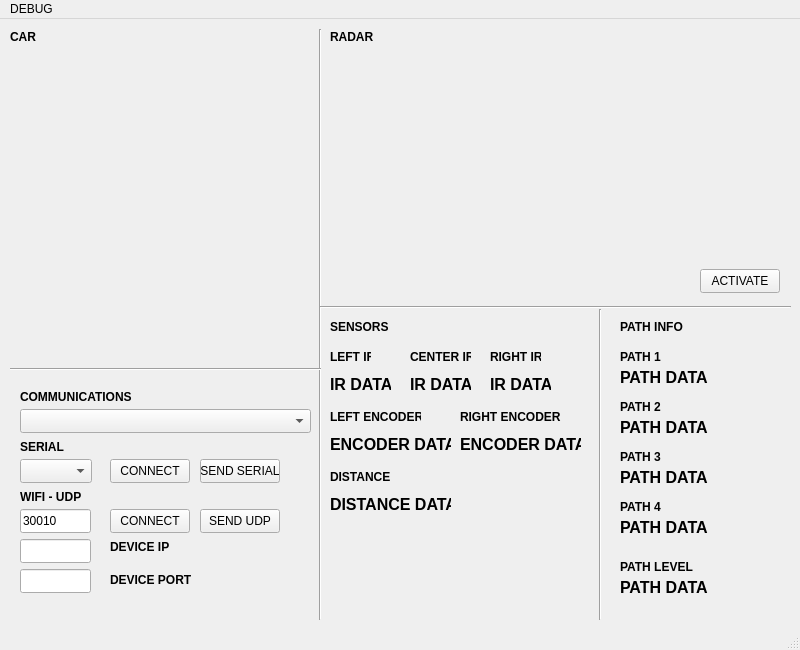
Qt form qt - software/mainwindow.ui (BuffaGonzalo/Robot-Autonomo) before a commit.
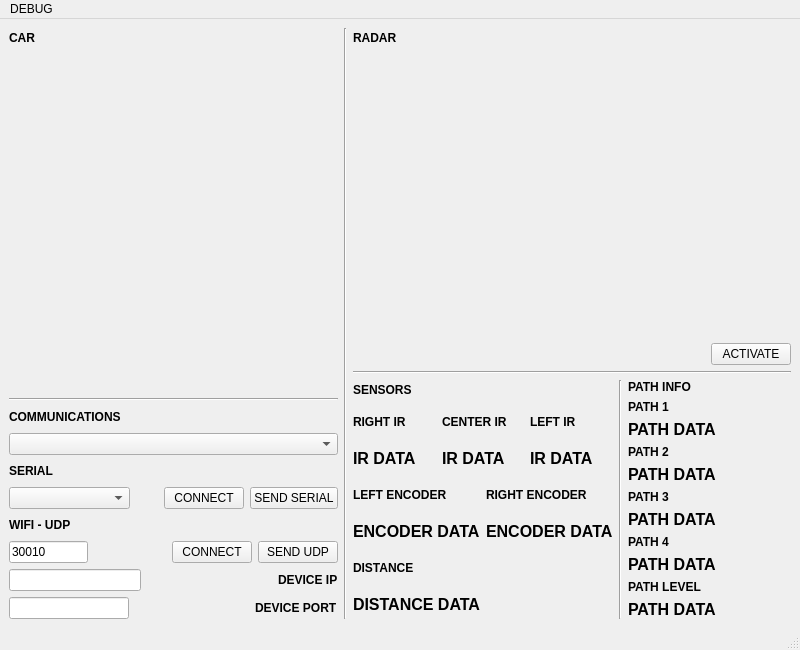
The same form after that commit. Icons and pictures are not drawn.

The edit to the form file:
```diff
--- a/qt - software/mainwindow.ui
+++ b/qt - software/mainwindow.ui
@@ -27,250 +27,90 @@
    <property name="autoFillBackground">
     <bool>false</bool>
    </property>
-   <widget class="QPushButton" name="pushButton_connectSerial">
-    <property name="geometry">
-     <rect>
-      <x>110</x>
-      <y>440</y>
-      <width>80</width>
-      <height>24</height>
-     </rect>
-    </property>
-    <property name="text">
-     <string>CONNECT</string>
-    </property>
-   </widget>
-   <widget class="QLabel" name="label_sensors">
-    <property name="geometry">
-     <rect>
-      <x>330</x>
-      <y>300</y>
-      <width>61</width>
-      <height>16</height>
-     </rect>
-    </property>
+   <layout class="QGridLayout" name="gridLayout">
+    <item row="0" column="0">
+     <layout class="QVBoxLayout" name="verticalLayout_13" stretch="1,0,0">
+      <item>
+       <layout class="QVBoxLayout" name="verticalLayout_9" stretch="0,1">
+        <item>
+         <layout class="QHBoxLayout" name="horizontalLayout_12">
+          <item>
+           <widget class="QLabel" name="label_car">
     <property name="font">
      <font>
       <bold>true</bold>
      </font>
     </property>
     <property name="text">
-     <string>SENSORS</string>
-    </property>
-   </widget>
-   <widget class="QLabel" name="label_radar">
-    <property name="geometry">
-     <rect>
-      <x>330</x>
-      <y>10</y>
-      <width>61</width>
-      <height>16</height>
-     </rect>
-    </property>
-    <property name="font">
-     <font>
-      <bold>true</bold>
-      <strikeout>false</strikeout>
-     </font>
-    </property>
-    <property name="text">
-     <string>RADAR</string>
-    </property>
-   </widget>
-   <widget class="QLabel" name="label_left_ir">
-    <property name="geometry">
-     <rect>
-      <x>330</x>
-      <y>330</y>
-      <width>41</width>
-      <height>16</height>
-     </rect>
-    </property>
+             <string>CAR</string>
+            </property>
+           </widget>
+          </item>
+          <item>
+           <spacer name="horizontalSpacer_11">
+            <property name="orientation">
+             <enum>Qt::Horizontal</enum>
+            </property>
+            <property name="sizeHint" stdset="0">
+             <size>
+              <width>248</width>
+              <height>20</height>
+             </size>
+            </property>
+           </spacer>
+          </item>
+         </layout>
+        </item>
+        <item>
+         <widget class="QWidget" name="carWidget" native="true"/>
+        </item>
+       </layout>
+      </item>
+      <item>
+       <widget class="Line" name="line_3">
+        <property name="orientation">
+         <enum>Qt::Horizontal</enum>
+        </property>
+       </widget>
+      </item>
+      <item>
+       <layout class="QVBoxLayout" name="verticalLayout_8">
+        <item>
+         <layout class="QHBoxLayout" name="horizontalLayout_9">
+          <item>
+           <widget class="QLabel" name="label_communications">
     <property name="font">
      <font>
       <bold>true</bold>
      </font>
     </property>
     <property name="text">
-     <string>LEFT IR</string>
-    </property>
-   </widget>
-   <widget class="QLabel" name="label_center_ir">
-    <property name="geometry">
-     <rect>
-      <x>410</x>
-      <y>330</y>
-      <width>61</width>
-      <height>16</height>
-     </rect>
-    </property>
-    <property name="font">
-     <font>
-      <bold>true</bold>
-     </font>
-    </property>
-    <property name="text">
-     <string>CENTER IR</string>
-    </property>
-   </widget>
-   <widget class="QLabel" name="label_right_ir">
-    <property name="geometry">
-     <rect>
-      <x>490</x>
-      <y>330</y>
-      <width>51</width>
-      <height>16</height>
-     </rect>
-    </property>
-    <property name="font">
-     <font>
-      <bold>true</bold>
-     </font>
-    </property>
-    <property name="text">
-     <string>RIGHT IR</string>
-    </property>
-   </widget>
-   <widget class="QLabel" name="label_left_ir_data">
-    <property name="geometry">
-     <rect>
-      <x>330</x>
-      <y>350</y>
-      <width>61</width>
-      <height>31</height>
-     </rect>
-    </property>
-    <property name="font">
-     <font>
-      <pointsize>12</pointsize>
-      <bold>true</bold>
-     </font>
-    </property>
-    <property name="text">
-     <string>IR DATA</string>
-    </property>
-   </widget>
-   <widget class="QLabel" name="label_center_ir_data">
-    <property name="geometry">
-     <rect>
-      <x>410</x>
-      <y>350</y>
-      <width>61</width>
-      <height>31</height>
-     </rect>
-    </property>
-    <property name="font">
-     <font>
-      <pointsize>12</pointsize>
-      <bold>true</bold>
-     </font>
-    </property>
-    <property name="text">
-     <string>IR DATA</string>
-    </property>
-   </widget>
-   <widget class="QLabel" name="label_right_ir_data">
-    <property name="geometry">
-     <rect>
-      <x>490</x>
-      <y>350</y>
-      <width>61</width>
-      <height>31</height>
-     </rect>
-    </property>
-    <property name="font">
-     <font>
-      <pointsize>12</pointsize>
-      <bold>true</bold>
-     </font>
-    </property>
-    <property name="text">
-     <string>IR DATA</string>
-    </property>
-   </widget>
-   <widget class="QLabel" name="label_left_encoder">
-    <property name="geometry">
-     <rect>
-      <x>330</x>
-      <y>390</y>
-      <width>91</width>
-      <height>16</height>
-     </rect>
-    </property>
-    <property name="font">
-     <font>
-      <bold>true</bold>
-     </font>
-    </property>
-    <property name="text">
-     <string>LEFT ENCODER</string>
-    </property>
-   </widget>
-   <widget class="QLabel" name="label_right_encoder">
-    <property name="geometry">
-     <rect>
-      <x>460</x>
-      <y>390</y>
-      <width>101</width>
-      <height>16</height>
-     </rect>
-    </property>
-    <property name="font">
-     <font>
-      <bold>true</bold>
-     </font>
-    </property>
-    <property name="text">
-     <string>RIGHT ENCODER</string>
-    </property>
-   </widget>
-   <widget class="QLabel" name="label_left_encoder_data">
-    <property name="geometry">
-     <rect>
-      <x>330</x>
-      <y>410</y>
-      <width>121</width>
-      <height>31</height>
-     </rect>
-    </property>
-    <property name="font">
-     <font>
-      <pointsize>12</pointsize>
-      <bold>true</bold>
-     </font>
-    </property>
-    <property name="text">
-     <string>ENCODER DATA</string>
-    </property>
-   </widget>
-   <widget class="QLabel" name="label_right_encoder_data">
-    <property name="geometry">
-     <rect>
-      <x>460</x>
-      <y>410</y>
-      <width>121</width>
-      <height>31</height>
-     </rect>
-    </property>
-    <property name="font">
-     <font>
-      <pointsize>12</pointsize>
-      <bold>true</bold>
-     </font>
-    </property>
-    <property name="text">
-     <string>ENCODER DATA</string>
-    </property>
-   </widget>
+             <string>COMMUNICATIONS</string>
+            </property>
+           </widget>
+          </item>
+          <item>
+           <spacer name="horizontalSpacer_7">
+            <property name="orientation">
+             <enum>Qt::Horizontal</enum>
+            </property>
+            <property name="sizeHint" stdset="0">
+             <size>
+              <width>168</width>
+              <height>20</height>
+             </size>
+            </property>
+           </spacer>
+          </item>
+         </layout>
+        </item>
+        <item>
+         <widget class="QComboBox" name="comboBox_CMD"/>
+        </item>
+        <item>
+         <layout class="QHBoxLayout" name="horizontalLayout_8">
+          <item>
    <widget class="QLabel" name="label_serial">
-    <property name="geometry">
-     <rect>
-      <x>20</x>
-      <y>420</y>
-      <width>61</width>
-      <height>16</height>
-     </rect>
-    </property>
     <property name="font">
      <font>
       <bold>true</bold>
@@ -280,28 +120,64 @@
      <string>SERIAL</string>
     </property>
    </widget>
+          </item>
+          <item>
+           <spacer name="horizontalSpacer_9">
+            <property name="orientation">
+             <enum>Qt::Horizontal</enum>
+            </property>
+            <property name="sizeHint" stdset="0">
+             <size>
+              <width>208</width>
+              <height>20</height>
+             </size>
+            </property>
+           </spacer>
+          </item>
+         </layout>
+        </item>
+        <item>
+         <layout class="QHBoxLayout" name="horizontalLayout_7" stretch="1,0,0,0">
+          <item>
    <widget class="QComboBox" name="comboBox_PORT">
-    <property name="geometry">
-     <rect>
-      <x>20</x>
-      <y>440</y>
-      <width>72</width>
-      <height>24</height>
-     </rect>
-    </property>
     <property name="placeholderText">
      <string>PORTS</string>
     </property>
    </widget>
+          </item>
+          <item>
+           <spacer name="horizontalSpacer_5">
+            <property name="orientation">
+             <enum>Qt::Horizontal</enum>
+            </property>
+            <property name="sizeHint" stdset="0">
+             <size>
+              <width>28</width>
+              <height>20</height>
+             </size>
+            </property>
+           </spacer>
+          </item>
+          <item>
+           <widget class="QPushButton" name="pushButton_connectSerial">
+            <property name="text">
+             <string>CONNECT</string>
+            </property>
+           </widget>
+          </item>
+          <item>
+           <widget class="QPushButton" name="pushButton_sendSerial">
+            <property name="text">
+             <string>SEND SERIAL</string>
+            </property>
+           </widget>
+          </item>
+         </layout>
+        </item>
+        <item>
+         <layout class="QHBoxLayout" name="horizontalLayout_6">
+          <item>
    <widget class="QLabel" name="label_udp">
-    <property name="geometry">
-     <rect>
-      <x>20</x>
-      <y>470</y>
-      <width>71</width>
-      <height>16</height>
-     </rect>
-    </property>
     <property name="font">
      <font>
       <bold>true</bold>
@@ -311,67 +187,90 @@
      <string>WIFI - UDP</string>
     </property>
    </widget>
+          </item>
+          <item>
+           <spacer name="horizontalSpacer_6">
+            <property name="orientation">
+             <enum>Qt::Horizontal</enum>
+            </property>
+            <property name="sizeHint" stdset="0">
+             <size>
+              <width>198</width>
+              <height>20</height>
+             </size>
+            </property>
+           </spacer>
+          </item>
+         </layout>
+        </item>
+        <item>
+         <layout class="QHBoxLayout" name="horizontalLayout_5" stretch="1,1,0,0">
+          <item>
    <widget class="QLineEdit" name="lineEdit_local_port">
-    <property name="geometry">
-     <rect>
-      <x>20</x>
-      <y>490</y>
-      <width>71</width>
-      <height>24</height>
-     </rect>
-    </property>
     <property name="text">
      <string>30010</string>
     </property>
    </widget>
+          </item>
+          <item>
+           <spacer name="horizontalSpacer">
+            <property name="orientation">
+             <enum>Qt::Horizontal</enum>
+            </property>
+            <property name="sizeHint" stdset="0">
+             <size>
+              <width>28</width>
+              <height>20</height>
+             </size>
+            </property>
+           </spacer>
+          </item>
+          <item>
    <widget class="QPushButton" name="pushButton_connectUdp">
-    <property name="geometry">
-     <rect>
-      <x>110</x>
-      <y>490</y>
-      <width>80</width>
-      <height>24</height>
-     </rect>
-    </property>
     <property name="text">
      <string>CONNECT</string>
     </property>
    </widget>
+          </item>
+          <item>
+           <widget class="QPushButton" name="pushButton_sendUdp">
+            <property name="text">
+             <string>SEND UDP</string>
+            </property>
+           </widget>
+          </item>
+         </layout>
+        </item>
+        <item>
+         <layout class="QHBoxLayout" name="horizontalLayout_4" stretch="1,1,0">
+          <item>
    <widget class="QLineEdit" name="lineEdit_device_ip">
-    <property name="geometry">
-     <rect>
-      <x>20</x>
-      <y>520</y>
-      <width>71</width>
-      <height>24</height>
-     </rect>
+            <property name="sizePolicy">
+             <sizepolicy hsizetype="Expanding" vsizetype="Fixed">
+              <horstretch>0</horstretch>
+              <verstretch>0</verstretch>
+             </sizepolicy>
     </property>
     <property name="text">
      <string/>
     </property>
    </widget>
-   <widget class="QLineEdit" name="lineEdit_device_port">
-    <property name="geometry">
-     <rect>
-      <x>20</x>
-      <y>550</y>
-      <width>71</width>
-      <height>24</height>
-     </rect>
-    </property>
-    <property name="text">
-     <string/>
-    </property>
-   </widget>
+          </item>
+          <item>
+           <spacer name="horizontalSpacer_2">
+            <property name="orientation">
+             <enum>Qt::Horizontal</enum>
+            </property>
+            <property name="sizeHint" stdset="0">
+             <size>
+              <width>18</width>
+              <height>20</height>
+             </size>
+            </property>
+           </spacer>
+          </item>
+          <item>
    <widget class="QLabel" name="label_device_ip">
-    <property name="geometry">
-     <rect>
-      <x>110</x>
-      <y>520</y>
-      <width>71</width>
-      <height>16</height>
-     </rect>
-    </property>
     <property name="font">
      <font>
       <bold>true</bold>
@@ -381,15 +280,33 @@
      <string>DEVICE IP</string>
     </property>
    </widget>
+          </item>
+         </layout>
+        </item>
+        <item>
+         <layout class="QHBoxLayout" name="horizontalLayout_3" stretch="1,1,0">
+          <item>
+           <widget class="QLineEdit" name="lineEdit_device_port">
+            <property name="text">
+             <string/>
+            </property>
+           </widget>
+          </item>
+          <item>
+           <spacer name="horizontalSpacer_3">
+            <property name="orientation">
+             <enum>Qt::Horizontal</enum>
+            </property>
+            <property name="sizeHint" stdset="0">
+             <size>
+              <width>28</width>
+              <height>20</height>
+             </size>
+            </property>
+           </spacer>
+          </item>
+          <item>
    <widget class="QLabel" name="label_devide_port">
-    <property name="geometry">
-     <rect>
-      <x>110</x>
-      <y>550</y>
-      <width>81</width>
-      <height>21</height>
-     </rect>
-    </property>
     <property name="font">
      <font>
       <bold>true</bold>
@@ -399,38 +316,283 @@
      <string>DEVICE PORT</string>
     </property>
    </widget>
+          </item>
+         </layout>
+        </item>
+       </layout>
+      </item>
+     </layout>
+    </item>
+    <item row="0" column="1">
+     <widget class="Line" name="line">
+      <property name="orientation">
+       <enum>Qt::Vertical</enum>
+      </property>
+     </widget>
+    </item>
+    <item row="0" column="2">
+     <layout class="QVBoxLayout" name="verticalLayout_12" stretch="1,0,0">
+      <item>
+       <layout class="QVBoxLayout" name="verticalLayout_10" stretch="0,1,0">
+        <property name="bottomMargin">
+         <number>0</number>
+        </property>
+        <item>
+         <layout class="QHBoxLayout" name="horizontalLayout_11">
+          <item>
+           <widget class="QLabel" name="label_radar">
+            <property name="font">
+             <font>
+              <bold>true</bold>
+              <strikeout>false</strikeout>
+             </font>
+            </property>
+            <property name="text">
+             <string>RADAR</string>
+            </property>
+           </widget>
+          </item>
+          <item>
+           <spacer name="horizontalSpacer_10">
+            <property name="orientation">
+             <enum>Qt::Horizontal</enum>
+            </property>
+            <property name="sizeHint" stdset="0">
+             <size>
+              <width>388</width>
+              <height>20</height>
+             </size>
+            </property>
+           </spacer>
+          </item>
+         </layout>
+        </item>
+        <item>
+         <widget class="QWidget" name="radarWidget" native="true"/>
+        </item>
+        <item>
+         <layout class="QHBoxLayout" name="horizontalLayout_10">
+          <item>
+           <spacer name="horizontalSpacer_4">
+            <property name="orientation">
+             <enum>Qt::Horizontal</enum>
+            </property>
+            <property name="sizeHint" stdset="0">
+             <size>
+              <width>358</width>
+              <height>20</height>
+             </size>
+            </property>
+           </spacer>
+          </item>
+          <item>
    <widget class="QPushButton" name="pushButton_actRadar">
-    <property name="geometry">
-     <rect>
-      <x>700</x>
-      <y>250</y>
-      <width>80</width>
-      <height>24</height>
-     </rect>
-    </property>
     <property name="text">
      <string>ACTIVATE</string>
     </property>
    </widget>
-   <widget class="QWidget" name="widget" native="true">
-    <property name="geometry">
-     <rect>
-      <x>330</x>
-      <y>30</y>
-      <width>451</width>
-      <height>211</height>
-     </rect>
-    </property>
-   </widget>
+          </item>
+         </layout>
+        </item>
+       </layout>
+      </item>
+      <item>
+       <widget class="Line" name="line_2">
+        <property name="orientation">
+         <enum>Qt::Horizontal</enum>
+        </property>
+       </widget>
+      </item>
+      <item>
+       <layout class="QHBoxLayout" name="horizontalLayout_14" stretch="1,0,1">
+        <item>
+         <layout class="QVBoxLayout" name="verticalLayout_11" stretch="0,1,1,1">
+          <item>
+           <layout class="QHBoxLayout" name="horizontalLayout_2">
+            <item>
+             <widget class="QLabel" name="label_sensors">
+              <property name="font">
+               <font>
+                <bold>true</bold>
+               </font>
+              </property>
+              <property name="text">
+               <string>SENSORS</string>
+              </property>
+             </widget>
+            </item>
+            <item>
+             <spacer name="horizontalSpacer_8">
+              <property name="orientation">
+               <enum>Qt::Horizontal</enum>
+              </property>
+              <property name="sizeHint" stdset="0">
+               <size>
+                <width>198</width>
+                <height>20</height>
+               </size>
+              </property>
+             </spacer>
+            </item>
+           </layout>
+          </item>
+          <item>
+           <layout class="QHBoxLayout" name="horizontalLayout_13">
+            <item>
+             <layout class="QVBoxLayout" name="verticalLayout_4">
+              <item>
+               <widget class="QLabel" name="label_right_ir">
+                <property name="font">
+                 <font>
+                  <bold>true</bold>
+                 </font>
+                </property>
+                <property name="text">
+                 <string>RIGHT IR</string>
+                </property>
+               </widget>
+              </item>
+              <item>
+               <widget class="QLabel" name="label_right_ir_data">
+                <property name="font">
+                 <font>
+                  <pointsize>12</pointsize>
+                  <bold>true</bold>
+                 </font>
+                </property>
+                <property name="text">
+                 <string>IR DATA</string>
+                </property>
+               </widget>
+              </item>
+             </layout>
+            </item>
+            <item>
+             <layout class="QVBoxLayout" name="verticalLayout_5">
+              <item>
+               <widget class="QLabel" name="label_center_ir">
+                <property name="font">
+                 <font>
+                  <bold>true</bold>
+                 </font>
+                </property>
+                <property name="text">
+                 <string>CENTER IR</string>
+                </property>
+               </widget>
+              </item>
+              <item>
+               <widget class="QLabel" name="label_center_ir_data">
+                <property name="font">
+                 <font>
+                  <pointsize>12</pointsize>
+                  <bold>true</bold>
+                 </font>
+                </property>
+                <property name="text">
+                 <string>IR DATA</string>
+                </property>
+               </widget>
+              </item>
+             </layout>
+            </item>
+            <item>
+             <layout class="QVBoxLayout" name="verticalLayout_6">
+              <item>
+               <widget class="QLabel" name="label_left_ir">
+                <property name="font">
+                 <font>
+                  <bold>true</bold>
+                 </font>
+                </property>
+                <property name="text">
+                 <string>LEFT IR</string>
+                </property>
+               </widget>
+              </item>
+              <item>
+               <widget class="QLabel" name="label_left_ir_data">
+                <property name="font">
+                 <font>
+                  <pointsize>12</pointsize>
+                  <bold>true</bold>
+                 </font>
+                </property>
+                <property name="text">
+                 <string>IR DATA</string>
+                </property>
+               </widget>
+              </item>
+             </layout>
+            </item>
+           </layout>
+          </item>
+          <item>
+           <layout class="QHBoxLayout" name="horizontalLayout">
+            <item>
+             <layout class="QVBoxLayout" name="verticalLayout_3">
+              <item>
+               <widget class="QLabel" name="label_left_encoder">
+                <property name="font">
+                 <font>
+                  <bold>true</bold>
+                 </font>
+                </property>
+                <property name="text">
+                 <string>LEFT ENCODER</string>
+                </property>
+               </widget>
+              </item>
+              <item>
+               <widget class="QLabel" name="label_left_encoder_data">
+                <property name="font">
+                 <font>
+                  <pointsize>12</pointsize>
+                  <bold>true</bold>
+                 </font>
+                </property>
+                <property name="text">
+                 <string>ENCODER DATA</string>
+                </property>
+               </widget>
+              </item>
+             </layout>
+            </item>
+            <item>
+             <layout class="QVBoxLayout" name="verticalLayout_2">
+              <item>
+               <widget class="QLabel" name="label_right_encoder">
+                <property name="font">
+                 <font>
+                  <bold>true</bold>
+                 </font>
+                </property>
+                <property name="text">
+                 <string>RIGHT ENCODER</string>
+                </property>
+               </widget>
+              </item>
+              <item>
+               <widget class="QLabel" name="label_right_encoder_data">
+                <property name="font">
+                 <font>
+                  <pointsize>12</pointsize>
+                  <bold>true</bold>
+                 </font>
+                </property>
+                <property name="text">
+                 <string>ENCODER DATA</string>
+                </property>
+               </widget>
+              </item>
+             </layout>
+            </item>
+           </layout>
+          </item>
+          <item>
+           <layout class="QVBoxLayout" name="verticalLayout_7">
+            <item>
    <widget class="QLabel" name="label_distance">
-    <property name="geometry">
-     <rect>
-      <x>330</x>
-      <y>450</y>
-      <width>101</width>
-      <height>16</height>
-     </rect>
-    </property>
     <property name="font">
      <font>
       <bold>true</bold>
@@ -440,15 +602,9 @@
      <string>DISTANCE</string>
     </property>
    </widget>
+            </item>
+            <item>
    <widget class="QLabel" name="label_distance_data">
-    <property name="geometry">
-     <rect>
-      <x>330</x>
-      <y>470</y>
-      <width>121</width>
-      <height>31</height>
-     </rect>
-    </property>
     <property name="font">
      <font>
       <pointsize>12</pointsize>
@@ -459,149 +615,22 @@
      <string>DISTANCE DATA</string>
     </property>
    </widget>
-   <widget class="Line" name="line">
-    <property name="geometry">
-     <rect>
-      <x>310</x>
-      <y>10</y>
-      <width>20</width>
-      <height>591</height>
-     </rect>
-    </property>
-    <property name="orientation">
-     <enum>Qt::Vertical</enum>
-    </property>
-   </widget>
-   <widget class="QComboBox" name="comboBox_CMD">
-    <property name="geometry">
-     <rect>
-      <x>20</x>
-      <y>390</y>
-      <width>291</width>
-      <height>24</height>
-     </rect>
-    </property>
-   </widget>
-   <widget class="QLabel" name="label_communications">
-    <property name="geometry">
-     <rect>
-      <x>20</x>
-      <y>370</y>
-      <width>121</width>
-      <height>16</height>
-     </rect>
-    </property>
-    <property name="font">
-     <font>
-      <bold>true</bold>
-     </font>
-    </property>
-    <property name="text">
-     <string>COMMUNICATIONS</string>
-    </property>
-   </widget>
-   <widget class="Line" name="line_2">
-    <property name="geometry">
-     <rect>
-      <x>320</x>
-      <y>280</y>
-      <width>471</width>
-      <height>16</height>
-     </rect>
-    </property>
-    <property name="orientation">
-     <enum>Qt::Horizontal</enum>
-    </property>
-   </widget>
-   <widget class="QPushButton" name="pushButton_sendSerial">
-    <property name="geometry">
-     <rect>
-      <x>200</x>
-      <y>440</y>
-      <width>80</width>
-      <height>24</height>
-     </rect>
-    </property>
-    <property name="text">
-     <string>SEND SERIAL</string>
-    </property>
-   </widget>
-   <widget class="QPushButton" name="pushButton_sendUdp">
-    <property name="geometry">
-     <rect>
-      <x>200</x>
-      <y>490</y>
-      <width>80</width>
-      <height>24</height>
-     </rect>
-    </property>
-    <property name="text">
-     <string>SEND UDP</string>
-    </property>
-   </widget>
-   <widget class="QWidget" name="carWidget" native="true">
-    <property name="geometry">
-     <rect>
-      <x>10</x>
-      <y>30</y>
-      <width>300</width>
-      <height>300</height>
-     </rect>
-    </property>
-   </widget>
-   <widget class="QLabel" name="label">
-    <property name="geometry">
-     <rect>
-      <x>10</x>
-      <y>10</y>
-      <width>49</width>
-      <height>16</height>
-     </rect>
-    </property>
-    <property name="font">
-     <font>
-      <bold>true</bold>
-     </font>
-    </property>
-    <property name="text">
-     <string>CAR</string>
-    </property>
-   </widget>
-   <widget class="Line" name="line_3">
-    <property name="geometry">
-     <rect>
-      <x>10</x>
-      <y>340</y>
-      <width>311</width>
-      <height>20</height>
-     </rect>
-    </property>
-    <property name="orientation">
-     <enum>Qt::Horizontal</enum>
-    </property>
-   </widget>
+            </item>
+           </layout>
+          </item>
+         </layout>
+        </item>
+        <item>
    <widget class="Line" name="line_4">
-    <property name="geometry">
-     <rect>
-      <x>590</x>
-      <y>290</y>
-      <width>20</width>
-      <height>311</height>
-     </rect>
-    </property>
     <property name="orientation">
      <enum>Qt::Vertical</enum>
     </property>
    </widget>
+        </item>
+        <item>
+         <layout class="QVBoxLayout" name="verticalLayout" stretch="0,1,1,1,1,1,1,1,1,1,1">
+          <item>
    <widget class="QLabel" name="label_pathInfo">
-    <property name="geometry">
-     <rect>
-      <x>620</x>
-      <y>300</y>
-      <width>121</width>
-      <height>16</height>
-     </rect>
-    </property>
     <property name="font">
      <font>
       <bold>true</bold>
@@ -611,15 +640,9 @@
      <string>PATH INFO</string>
     </property>
    </widget>
+          </item>
+          <item>
    <widget class="QLabel" name="label_pathFst">
-    <property name="geometry">
-     <rect>
-      <x>620</x>
-      <y>330</y>
-      <width>49</width>
-      <height>16</height>
-     </rect>
-    </property>
     <property name="font">
      <font>
       <bold>true</bold>
@@ -629,15 +652,22 @@
      <string>PATH 1</string>
     </property>
    </widget>
+          </item>
+          <item>
+           <widget class="QLabel" name="label_pathFstData">
+            <property name="font">
+             <font>
+              <pointsize>12</pointsize>
+              <bold>true</bold>
+             </font>
+            </property>
+            <property name="text">
+             <string>PATH DATA</string>
+            </property>
+           </widget>
+          </item>
+          <item>
    <widget class="QLabel" name="label_pathSnd">
-    <property name="geometry">
-     <rect>
-      <x>620</x>
-      <y>380</y>
-      <width>49</width>
-      <height>16</height>
-     </rect>
-    </property>
     <property name="font">
      <font>
       <bold>true</bold>
@@ -647,15 +677,22 @@
      <string>PATH 2</string>
     </property>
    </widget>
+          </item>
+          <item>
+           <widget class="QLabel" name="label_pathSndData">
+            <property name="font">
+             <font>
+              <pointsize>12</pointsize>
+              <bold>true</bold>
+             </font>
+            </property>
+            <property name="text">
+             <string>PATH DATA</string>
+            </property>
+           </widget>
+          </item>
+          <item>
    <widget class="QLabel" name="label_pathTrd">
-    <property name="geometry">
-     <rect>
-      <x>620</x>
-      <y>430</y>
-      <width>49</width>
-      <height>16</height>
-     </rect>
-    </property>
     <property name="font">
      <font>
       <bold>true</bold>
@@ -665,15 +702,22 @@
      <string>PATH 3</string>
     </property>
    </widget>
+          </item>
+          <item>
+           <widget class="QLabel" name="label_pathTrdData">
+            <property name="font">
+             <font>
+              <pointsize>12</pointsize>
+              <bold>true</bold>
+             </font>
+            </property>
+            <property name="text">
+             <string>PATH DATA</string>
+            </property>
+           </widget>
+          </item>
+          <item>
    <widget class="QLabel" name="label_pathFth">
-    <property name="geometry">
-     <rect>
-      <x>620</x>
-      <y>480</y>
-      <width>49</width>
-      <height>16</height>
-     </rect>
-    </property>
     <property name="font">
      <font>
       <bold>true</bold>
@@ -683,72 +727,9 @@
      <string>PATH 4</string>
     </property>
    </widget>
-   <widget class="QLabel" name="label_pathFstData">
-    <property name="geometry">
-     <rect>
-      <x>620</x>
-      <y>350</y>
-      <width>91</width>
-      <height>16</height>
-     </rect>
-    </property>
-    <property name="font">
-     <font>
-      <pointsize>12</pointsize>
-      <bold>true</bold>
-     </font>
-    </property>
-    <property name="text">
-     <string>PATH DATA</string>
-    </property>
-   </widget>
-   <widget class="QLabel" name="label_pathSndData">
-    <property name="geometry">
-     <rect>
-      <x>620</x>
-      <y>400</y>
-      <width>91</width>
-      <height>16</height>
-     </rect>
-    </property>
-    <property name="font">
-     <font>
-      <pointsize>12</pointsize>
-      <bold>true</bold>
-     </font>
-    </property>
-    <property name="text">
-     <string>PATH DATA</string>
-    </property>
-   </widget>
-   <widget class="QLabel" name="label_pathTrdData">
-    <property name="geometry">
-     <rect>
-      <x>620</x>
-      <y>450</y>
-      <width>91</width>
-      <height>16</height>
-     </rect>
-    </property>
-    <property name="font">
-     <font>
-      <pointsize>12</pointsize>
-      <bold>true</bold>
-     </font>
-    </property>
-    <property name="text">
-     <string>PATH DATA</string>
-    </property>
-   </widget>
+          </item>
+          <item>
    <widget class="QLabel" name="label_pathFthData">
-    <property name="geometry">
-     <rect>
-      <x>620</x>
-      <y>500</y>
-      <width>91</width>
-      <height>16</height>
-     </rect>
-    </property>
     <property name="font">
      <font>
       <pointsize>12</pointsize>
@@ -759,34 +740,9 @@
      <string>PATH DATA</string>
     </property>
    </widget>
-   <widget class="QLabel" name="label_pathLevelData">
-    <property name="geometry">
-     <rect>
-      <x>620</x>
-      <y>560</y>
-      <width>91</width>
-      <height>16</height>
-     </rect>
-    </property>
-    <property name="font">
-     <font>
-      <pointsize>12</pointsize>
-      <bold>true</bold>
-     </font>
-    </property>
-    <property name="text">
-     <string>PATH DATA</string>
-    </property>
-   </widget>
+          </item>
+          <item>
    <widget class="QLabel" name="label_pathLevel">
-    <property name="geometry">
-     <rect>
-      <x>620</x>
-      <y>540</y>
-      <width>91</width>
-      <height>16</height>
-     </rect>
-    </property>
     <property name="font">
      <font>
       <bold>true</bold>
@@ -796,6 +752,27 @@
      <string>PATH LEVEL</string>
     </property>
    </widget>
+          </item>
+          <item>
+           <widget class="QLabel" name="label_pathLevelData">
+            <property name="font">
+             <font>
+              <pointsize>12</pointsize>
+              <bold>true</bold>
+             </font>
+            </property>
+            <property name="text">
+             <string>PATH DATA</string>
+            </property>
+           </widget>
+          </item>
+         </layout>
+        </item>
+       </layout>
+      </item>
+     </layout>
+    </item>
+   </layout>
   </widget>
   <widget class="QMenuBar" name="menubar">
    <property name="geometry">
```
Lines whose indentation alone changed are shown as unchanged.
